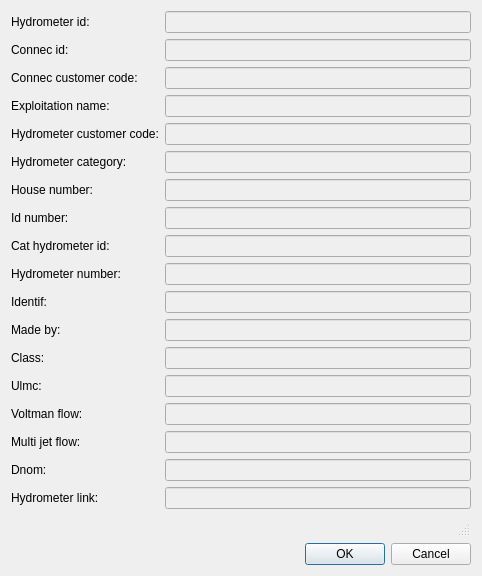
Old version of the form search/ui/hydro_info.ui in the repository Giswater/giswater_qgis_plugin.
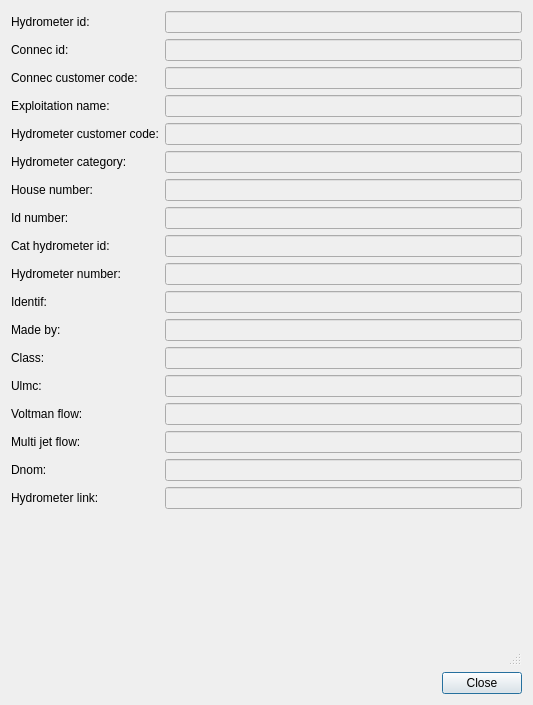
New version of the form.

Commit message: #404 button close added

What changed in the file:
```diff
--- a/search/ui/hydro_info.ui
+++ b/search/ui/hydro_info.ui
@@ -6,8 +6,8 @@
    <rect>
     <x>0</x>
     <y>0</y>
-    <width>482</width>
-    <height>537</height>
+    <width>533</width>
+    <height>705</height>
    </rect>
   </property>
   <property name="windowTitle">
@@ -270,15 +270,45 @@
      </item>
     </layout>
    </item>
+   <item>
+    <spacer name="verticalSpacer">
+     <property name="orientation">
+      <enum>Qt::Vertical</enum>
+     </property>
+     <property name="sizeHint" stdset="0">
+      <size>
+       <width>20</width>
+       <height>40</height>
+      </size>
+     </property>
+    </spacer>
+   </item>
    <item>
     <widget class="QStatusBar" name="statusbar"/>
    </item>
    <item>
-    <widget class="QDialogButtonBox" name="button_box">
-     <property name="standardButtons">
-      <set>QDialogButtonBox::Cancel|QDialogButtonBox::Ok</set>
-     </property>
-    </widget>
+    <layout class="QHBoxLayout" name="horizontalLayout">
+     <item>
+      <spacer name="horizontalSpacer">
+       <property name="orientation">
+        <enum>Qt::Horizontal</enum>
+       </property>
+       <property name="sizeHint" stdset="0">
+        <size>
+         <width>40</width>
+         <height>20</height>
+        </size>
+       </property>
+      </spacer>
+     </item>
+     <item>
+      <widget class="QPushButton" name="btn_close">
+       <property name="text">
+        <string>Close</string>
+       </property>
+      </widget>
+     </item>
+    </layout>
    </item>
   </layout>
  </widget>
```
Left out of the diff: 35 changed lines with no effect on the pictures.
